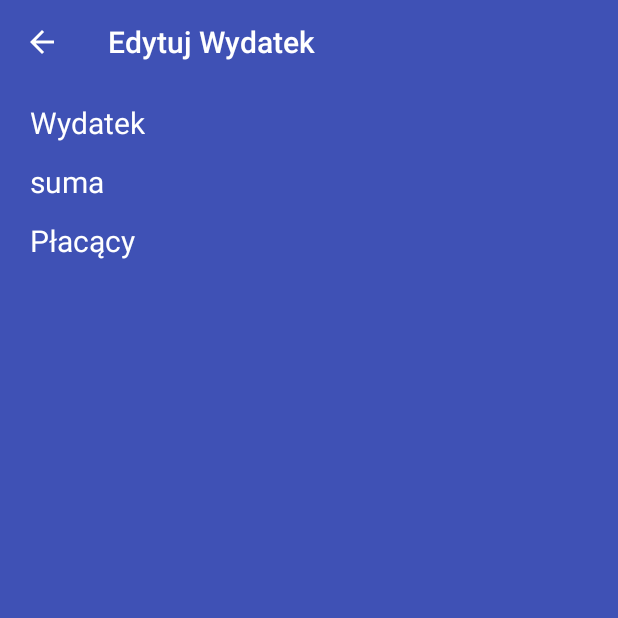
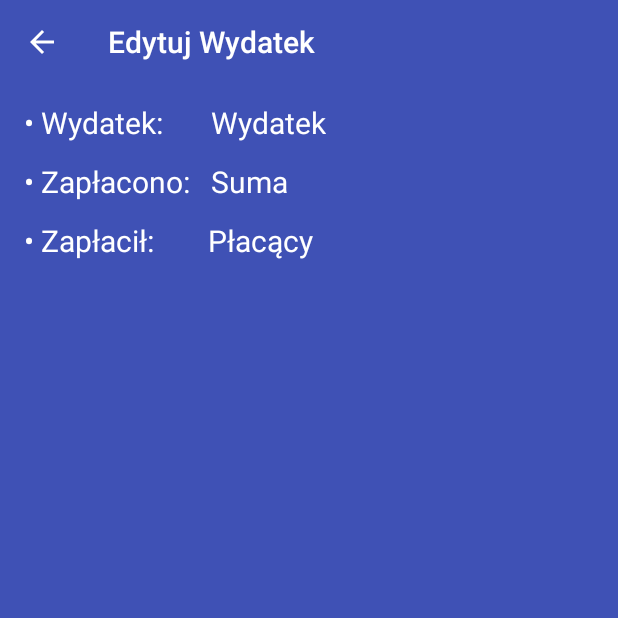
Before and after one commit to phaxi73/PodzialWydatkow, an Android app: the ExpenseDetailsActivity screen opened directly, with no data from a screen before it, on a phone screen of 412 x 824 dp, the top half of it. Run offline under Robolectric (Android 15) with nearby library versions, the phone set to English and light mode, and no system bars; our stand-ins replace Firebase (no records; nobody signed in at launch, a user with empty details on screens opened directly).

Commit message:
Minor changes and design fixes

```diff
--- a/app/src/main/java/com/example/bartek/podzialwydatkow/PayerListActivity.java
+++ b/app/src/main/java/com/example/bartek/podzialwydatkow/PayerListActivity.java
@@ -39,6 +39,8 @@ public class PayerListActivity extends AppCompatActivity {
         super.onCreate(savedInstanceState);
         setContentView(R.layout.activity_payer);
 
+
+
         //Toolbar
         mToolbar = findViewById(R.id.users_toolbar);
         setSupportActionBar(mToolbar);
@@ -60,6 +62,7 @@ public class PayerListActivity extends AppCompatActivity {
 
 
     }
+
 
     @Override
     protected void onStart() {
--- a/app/src/main/res/layout/activity_expense_details.xml
+++ b/app/src/main/res/layout/activity_expense_details.xml
@@ -20,7 +20,7 @@
         android:id="@+id/creator_expense_name"
         android:layout_width="wrap_content"
         android:layout_height="wrap_content"
-        android:layout_marginStart="4dp"
+        android:layout_marginStart="32dp"
         android:layout_marginTop="12dp"
         android:text="@string/wydatek"
         android:textColor="@color/white"
@@ -35,7 +35,7 @@
         android:layout_height="wrap_content"
         android:layout_marginStart="16dp"
         android:layout_marginTop="12dp"
-        android:text="@string/wydatekdot"
+        android:text="• Wydatek:"
         android:textColor="@color/white"
         android:textSize="20sp"
         app:layout_constraintLeft_toLeftOf="parent"
@@ -47,7 +47,7 @@
         android:layout_height="wrap_content"
         android:layout_marginStart="16dp"
         android:layout_marginTop="12dp"
-        android:text="@string/zap_aconodot"
+        android:text="• Zapłacono:"
         android:textColor="@color/white"
         android:textSize="20sp"
         app:layout_constraintLeft_toLeftOf="parent"
@@ -64,7 +64,7 @@
         android:textColor="@color/white"
         android:textSize="20sp"
         app:layout_constraintEnd_toEndOf="parent"
-        app:layout_constraintHorizontal_bias="0.0"
+        app:layout_constraintHorizontal_bias="0.046"
         app:layout_constraintStart_toEndOf="@+id/textView3"
         app:layout_constraintTop_toBottomOf="@+id/textView2" />
 
@@ -74,7 +74,7 @@
         android:layout_height="wrap_content"
         android:layout_marginStart="16dp"
         android:layout_marginTop="12dp"
-        android:text="@string/zap_acidot"
+        android:text="• Zapłacił:"
         android:textColor="@color/white"
         android:textSize="20sp"
         app:layout_constraintLeft_toLeftOf="parent"
@@ -84,7 +84,7 @@
         android:id="@+id/creator_expense_payer"
         android:layout_width="wrap_content"
         android:layout_height="wrap_content"
-        android:layout_marginStart="4dp"
+        android:layout_marginStart="36dp"
         android:layout_marginTop="12dp"
         android:text="@string/p_ac_cy"
         android:textColor="@color/white"
--- a/app/src/main/res/values/strings.xml
+++ b/app/src/main/res/values/strings.xml
@@ -27,7 +27,7 @@
     <string name="nazwa_wydatku">Nazwa wydatku</string>
     <string name="nazwa">Nazwa:</string>
     <string name="ile_zap_acono">Ile zapłacono:</string>
-    <string name="suma">suma</string>
+    <string name="suma">Suma</string>
     <string name="nowy_wydatek">Nowy Wydatek</string>
     <string name="ile_zap_acono_pln">Ile zapłacono? (PLN)</string>
     <string name="kto_zap_aci">Kto zapłacił?</string>
```
